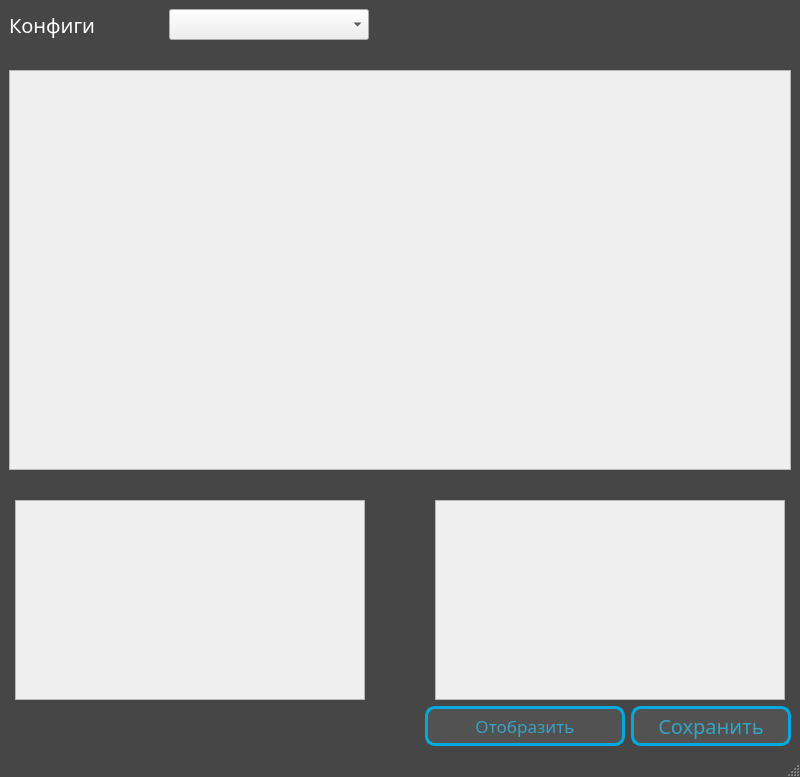
Qt form mainwindow.ui (Ruha24/YamlEditor) before a commit.
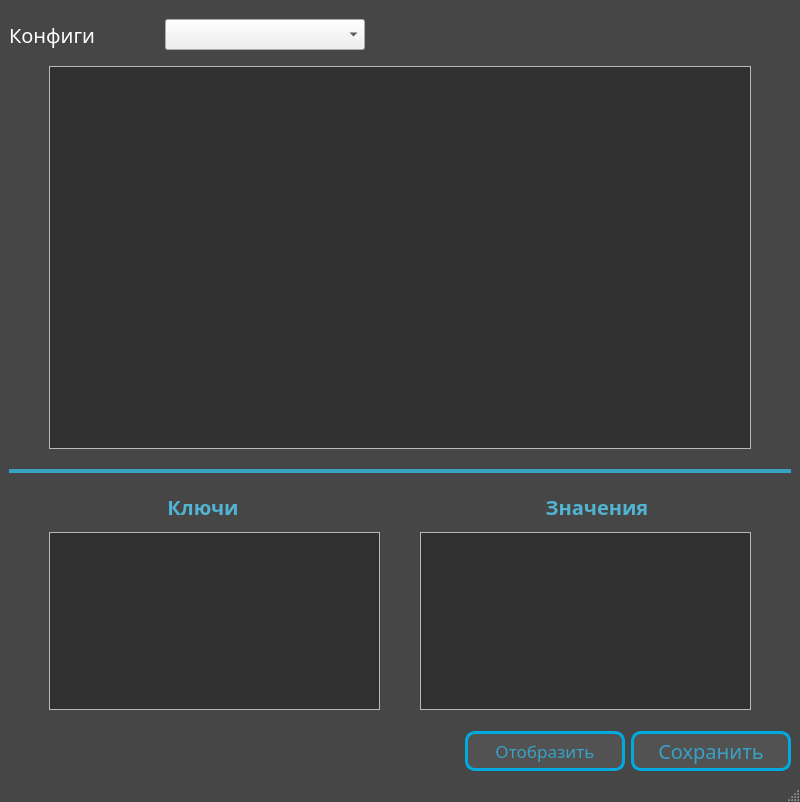
The same form after that commit.

```diff
--- a/mainwindow.ui
+++ b/mainwindow.ui
@@ -7,7 +7,7 @@
     <x>0</x>
     <y>0</y>
     <width>800</width>
-    <height>673</height>
+    <height>802</height>
    </rect>
   </property>
   <property name="font">
@@ -25,120 +25,13 @@
 }</string>
   </property>
   <widget class="QWidget" name="centralwidget">
-   <layout class="QGridLayout" name="gridLayout">
-    <item row="1" column="0">
-     <layout class="QHBoxLayout" name="horizontalLayout_2">
-      <property name="bottomMargin">
-       <number>0</number>
-      </property>
-      <item>
-       <spacer name="horizontalSpacer_2">
-        <property name="orientation">
-         <enum>Qt::Horizontal</enum>
-        </property>
-        <property name="sizeHint" stdset="0">
-         <size>
-          <width>40</width>
-          <height>20</height>
-         </size>
-        </property>
-       </spacer>
-      </item>
-      <item>
-       <widget class="QPushButton" name="pushButton_2">
-        <property name="minimumSize">
-         <size>
-          <width>200</width>
-          <height>40</height>
-         </size>
-        </property>
-        <property name="maximumSize">
-         <size>
-          <width>200</width>
-          <height>16777215</height>
-         </size>
-        </property>
-        <property name="font">
-         <font>
-          <family>Montserrat</family>
-          <pointsize>13</pointsize>
-         </font>
-        </property>
-        <property name="styleSheet">
-         <string notr="true">QPushButton
-{
-	background-color: #525252;
-	color: #37A2C3;
-	border: 3px solid #00AADF;
-	border-radius: 10px;
-}
-
-QPushButton:hover
-{
-	border: 4px solid #3CC7F2;
-	font-weight: bold;
-	color: #51B4D2;
-}</string>
-        </property>
-        <property name="text">
-         <string>Отобразить</string>
-        </property>
-       </widget>
-      </item>
-      <item>
-       <widget class="QPushButton" name="pushButton">
-        <property name="minimumSize">
-         <size>
-          <width>160</width>
-          <height>40</height>
-         </size>
-        </property>
-        <property name="maximumSize">
-         <size>
-          <width>160</width>
-          <height>16777215</height>
-         </size>
-        </property>
-        <property name="font">
-         <font>
-          <family>Montserrat</family>
-          <pointsize>15</pointsize>
-         </font>
-        </property>
-        <property name="styleSheet">
-         <string notr="true">QPushButton
-{
-	background-color: #525252;
-	color: #37A2C3;
-	border: 3px solid #00AADF;
-	border-radius: 10px;
-}
-
-QPushButton:hover
-{
-	border: 4px solid #3CC7F2;
-	font-weight: bold;
-	color: #51B4D2;
-}</string>
-        </property>
-        <property name="text">
-         <string>Сохранить</string>
-        </property>
-       </widget>
-      </item>
-     </layout>
-    </item>
+   <layout class="QGridLayout" name="gridLayout_6">
     <item row="0" column="0">
-     <layout class="QVBoxLayout" name="verticalLayout">
-      <property name="spacing">
-       <number>30</number>
-      </property>
-      <property name="bottomMargin">
-       <number>0</number>
-      </property>
-      <item>
        <layout class="QHBoxLayout" name="horizontalLayout">
-        <property name="spacing">
+      <property name="topMargin">
+       <number>10</number>
+      </property>
+      <property name="bottomMargin">
          <number>10</number>
         </property>
         <item>
@@ -206,19 +99,66 @@
         </item>
        </layout>
       </item>
+    <item row="1" column="0">
+     <widget class="QSplitter" name="splitter">
+      <property name="styleSheet">
+       <string notr="true">
+QSplitter::handle {
+background : #37A2C3; 
+}
+
+QSplitter::handle:pressed {
+background: #51B4D2;
+}</string>
+      </property>
+      <property name="orientation">
+       <enum>Qt::Vertical</enum>
+      </property>
+      <widget class="QWidget" name="horizontalLayoutWidget_5">
+       <layout class="QHBoxLayout" name="horizontalLayout_8">
+        <property name="bottomMargin">
+         <number>20</number>
+        </property>
+        <item>
+         <spacer name="horizontalSpacer_8">
+          <property name="orientation">
+           <enum>Qt::Horizontal</enum>
+          </property>
+          <property name="sizeType">
+           <enum>QSizePolicy::Preferred</enum>
+          </property>
+          <property name="sizeHint" stdset="0">
+           <size>
+            <width>40</width>
+            <height>20</height>
+           </size>
+          </property>
+         </spacer>
+        </item>
       <item>
        <widget class="QScrollArea" name="scrollArea">
         <property name="minimumSize">
          <size>
           <width>399</width>
-          <height>400</height>
+            <height>200</height>
+           </size>
+          </property>
+          <property name="maximumSize">
+           <size>
+            <width>16777215</width>
+            <height>16777215</height>
          </size>
         </property>
         <property name="mouseTracking">
          <bool>true</bool>
         </property>
         <property name="styleSheet">
-         <string notr="true"/>
+           <string notr="true">QScrollArea QWidget
+{   
+	
+	background-color: rgb(48, 48, 48);
+    color:black;
+}</string>
         </property>
         <property name="widgetResizable">
          <bool>true</bool>
@@ -231,12 +171,12 @@
           <rect>
            <x>0</x>
            <y>0</y>
-           <width>778</width>
-           <height>398</height>
-          </rect>
-         </property>
-         <layout class="QVBoxLayout" name="verticalLayout_3">
-          <item>
+             <width>686</width>
+             <height>291</height>
+            </rect>
+           </property>
+           <layout class="QGridLayout" name="gridLayout">
+            <item row="0" column="0">
            <layout class="QHBoxLayout" name="horizontalLayout_3">
             <property name="leftMargin">
              <number>0</number>
@@ -280,61 +220,134 @@
        </widget>
       </item>
       <item>
+         <spacer name="horizontalSpacer_9">
+          <property name="orientation">
+           <enum>Qt::Horizontal</enum>
+          </property>
+          <property name="sizeType">
+           <enum>QSizePolicy::Preferred</enum>
+          </property>
+          <property name="sizeHint" stdset="0">
+           <size>
+            <width>40</width>
+            <height>20</height>
+           </size>
+          </property>
+         </spacer>
+        </item>
+       </layout>
+      </widget>
+      <widget class="QWidget" name="">
+       <layout class="QVBoxLayout" name="verticalLayout">
+        <item>
+         <spacer name="verticalSpacer_2">
+          <property name="orientation">
+           <enum>Qt::Vertical</enum>
+          </property>
+          <property name="sizeType">
+           <enum>QSizePolicy::Fixed</enum>
+          </property>
+          <property name="sizeHint" stdset="0">
+           <size>
+            <width>20</width>
+            <height>20</height>
+           </size>
+          </property>
+         </spacer>
+        </item>
+        <item>
+         <layout class="QHBoxLayout" name="horizontalLayout_5">
+          <property name="topMargin">
+           <number>0</number>
+          </property>
+          <property name="bottomMargin">
+           <number>0</number>
+          </property>
+          <item>
+           <widget class="QLabel" name="label_2">
+            <property name="maximumSize">
+             <size>
+              <width>16777215</width>
+              <height>50</height>
+             </size>
+            </property>
+            <property name="font">
+             <font>
+              <family>Montserrat</family>
+              <pointsize>15</pointsize>
+              <bold>true</bold>
+             </font>
+            </property>
+            <property name="styleSheet">
+             <string notr="true">QLabel {color: white; color: #51B4D2;} </string>
+            </property>
+            <property name="text">
+             <string>Ключи</string>
+            </property>
+            <property name="alignment">
+             <set>Qt::AlignCenter</set>
+            </property>
+           </widget>
+          </item>
+          <item>
+           <widget class="QLabel" name="label_3">
+            <property name="maximumSize">
+             <size>
+              <width>16777215</width>
+              <height>50</height>
+             </size>
+            </property>
+            <property name="font">
+             <font>
+              <family>Montserrat</family>
+              <pointsize>15</pointsize>
+              <bold>true</bold>
+             </font>
+            </property>
+            <property name="styleSheet">
+             <string notr="true">QLabel {color: white; color: #51B4D2;} </string>
+            </property>
+            <property name="text">
+             <string>Значения</string>
+            </property>
+            <property name="alignment">
+             <set>Qt::AlignCenter</set>
+            </property>
+           </widget>
+          </item>
+         </layout>
+        </item>
+        <item>
+         <spacer name="verticalSpacer">
+          <property name="orientation">
+           <enum>Qt::Vertical</enum>
+          </property>
+          <property name="sizeType">
+           <enum>QSizePolicy::Fixed</enum>
+          </property>
+          <property name="sizeHint" stdset="0">
+           <size>
+            <width>20</width>
+            <height>5</height>
+           </size>
+          </property>
+         </spacer>
+        </item>
+        <item>
        <layout class="QHBoxLayout" name="horizontalLayout_4">
-        <property name="bottomMargin">
+          <property name="spacing">
          <number>0</number>
         </property>
-        <item>
-         <spacer name="horizontalSpacer_7">
-          <property name="orientation">
-           <enum>Qt::Horizontal</enum>
+          <property name="rightMargin">
+           <number>0</number>
           </property>
-          <property name="sizeHint" stdset="0">
-           <size>
-            <width>40</width>
-            <height>20</height>
-           </size>
-          </property>
-         </spacer>
-        </item>
-        <item>
-         <widget class="QScrollArea" name="scrollArea_2">
-          <property name="minimumSize">
-           <size>
-            <width>350</width>
-            <height>200</height>
-           </size>
-          </property>
-          <property name="mouseTracking">
-           <bool>true</bool>
-          </property>
-          <property name="widgetResizable">
-           <bool>true</bool>
-          </property>
-          <widget class="QWidget" name="scrollAreaWidgetContents_2">
-           <property name="geometry">
-            <rect>
-             <x>0</x>
-             <y>0</y>
-             <width>348</width>
-             <height>198</height>
-            </rect>
-           </property>
-           <layout class="QGridLayout" name="gridLayout_3">
-            <item row="0" column="0">
-             <layout class="QGridLayout" name="gridLayout_2"/>
-            </item>
-           </layout>
-          </widget>
-         </widget>
-        </item>
         <item>
          <spacer name="horizontalSpacer_5">
           <property name="orientation">
            <enum>Qt::Horizontal</enum>
           </property>
           <property name="sizeType">
-           <enum>QSizePolicy::Fixed</enum>
+             <enum>QSizePolicy::Preferred</enum>
           </property>
           <property name="sizeHint" stdset="0">
            <size>
@@ -344,14 +357,29 @@
           </property>
          </spacer>
         </item>
+          <item>
+           <layout class="QHBoxLayout" name="horizontalLayout_9">
+            <property name="rightMargin">
+             <number>0</number>
+            </property>
         <item>
          <widget class="QScrollArea" name="scrollArea_3">
           <property name="minimumSize">
            <size>
-            <width>350</width>
-            <height>200</height>
-           </size>
-          </property>
+                <width>0</width>
+                <height>0</height>
+               </size>
+              </property>
+              <property name="styleSheet">
+               <string notr="true">QScrollArea QWidget
+{   
+	background-color: rgb(48, 48, 48);
+    color:black;
+}</string>
+              </property>
+              <property name="horizontalScrollBarPolicy">
+               <enum>Qt::ScrollBarAsNeeded</enum>
+              </property>
           <property name="widgetResizable">
            <bool>true</bool>
           </property>
@@ -360,8 +388,8 @@
             <rect>
              <x>0</x>
              <y>0</y>
-             <width>348</width>
-             <height>198</height>
+                 <width>320</width>
+                 <height>231</height>
             </rect>
            </property>
            <layout class="QGridLayout" name="gridLayout_5">
@@ -373,10 +401,69 @@
          </widget>
         </item>
         <item>
+             <spacer name="horizontalSpacer_7">
+              <property name="orientation">
+               <enum>Qt::Horizontal</enum>
+              </property>
+              <property name="sizeType">
+               <enum>QSizePolicy::Preferred</enum>
+              </property>
+              <property name="sizeHint" stdset="0">
+               <size>
+                <width>40</width>
+                <height>20</height>
+               </size>
+              </property>
+             </spacer>
+            </item>
+            <item>
+             <widget class="QScrollArea" name="scrollArea_2">
+              <property name="minimumSize">
+               <size>
+                <width>0</width>
+                <height>0</height>
+               </size>
+              </property>
+              <property name="mouseTracking">
+               <bool>true</bool>
+              </property>
+              <property name="styleSheet">
+               <string notr="true">QScrollArea QWidget
+{   
+	background-color: rgb(48, 48, 48);
+    color:black;
+}</string>
+              </property>
+              <property name="widgetResizable">
+               <bool>true</bool>
+              </property>
+              <widget class="QWidget" name="scrollAreaWidgetContents_2">
+               <property name="geometry">
+                <rect>
+                 <x>0</x>
+                 <y>0</y>
+                 <width>320</width>
+                 <height>231</height>
+                </rect>
+               </property>
+               <layout class="QGridLayout" name="gridLayout_3">
+                <item row="0" column="1">
+                 <layout class="QGridLayout" name="gridLayout_2"/>
+                </item>
+               </layout>
+              </widget>
+             </widget>
+            </item>
+           </layout>
+          </item>
+          <item>
          <spacer name="horizontalSpacer_6">
           <property name="orientation">
            <enum>Qt::Horizontal</enum>
           </property>
+            <property name="sizeType">
+             <enum>QSizePolicy::Preferred</enum>
+            </property>
           <property name="sizeHint" stdset="0">
            <size>
             <width>40</width>
@@ -386,6 +473,113 @@
          </spacer>
         </item>
        </layout>
+        </item>
+       </layout>
+      </widget>
+     </widget>
+    </item>
+    <item row="2" column="0">
+     <layout class="QHBoxLayout" name="horizontalLayout_2">
+      <property name="topMargin">
+       <number>15</number>
+      </property>
+      <property name="bottomMargin">
+       <number>0</number>
+      </property>
+      <item>
+       <spacer name="horizontalSpacer_2">
+        <property name="orientation">
+         <enum>Qt::Horizontal</enum>
+        </property>
+        <property name="sizeHint" stdset="0">
+         <size>
+          <width>40</width>
+          <height>20</height>
+         </size>
+        </property>
+       </spacer>
+      </item>
+      <item>
+       <widget class="QPushButton" name="pushButton_2">
+        <property name="minimumSize">
+         <size>
+          <width>160</width>
+          <height>40</height>
+         </size>
+        </property>
+        <property name="maximumSize">
+         <size>
+          <width>160</width>
+          <height>16777215</height>
+         </size>
+        </property>
+        <property name="font">
+         <font>
+          <family>Montserrat</family>
+          <pointsize>13</pointsize>
+         </font>
+        </property>
+        <property name="styleSheet">
+         <string notr="true">QPushButton
+{
+	background-color: #525252;
+	color: #37A2C3;
+	border: 3px solid #00AADF;
+	border-radius: 10px;
+}
+
+QPushButton:hover
+{
+	border: 4px solid #3CC7F2;
+	font-weight: bold;
+	color: #51B4D2;
+}</string>
+        </property>
+        <property name="text">
+         <string>Отобразить</string>
+        </property>
+       </widget>
+      </item>
+      <item>
+       <widget class="QPushButton" name="pushButton">
+        <property name="minimumSize">
+         <size>
+          <width>160</width>
+          <height>40</height>
+         </size>
+        </property>
+        <property name="maximumSize">
+         <size>
+          <width>160</width>
+          <height>16777215</height>
+         </size>
+        </property>
+        <property name="font">
+         <font>
+          <family>Montserrat</family>
+          <pointsize>15</pointsize>
+         </font>
+        </property>
+        <property name="styleSheet">
+         <string notr="true">QPushButton
+{
+	background-color: #525252;
+	color: #37A2C3;
+	border: 3px solid #00AADF;
+	border-radius: 10px;
+}
+
+QPushButton:hover
+{
+	border: 4px solid #3CC7F2;
+	font-weight: bold;
+	color: #51B4D2;
+}</string>
+        </property>
+        <property name="text">
+         <string>Сохранить</string>
+        </property>
+       </widget>
       </item>
      </layout>
     </item>
```
Left out of the diff: 3 changed lines with no effect on the pictures. Lines whose indentation alone changed are shown as unchanged.
